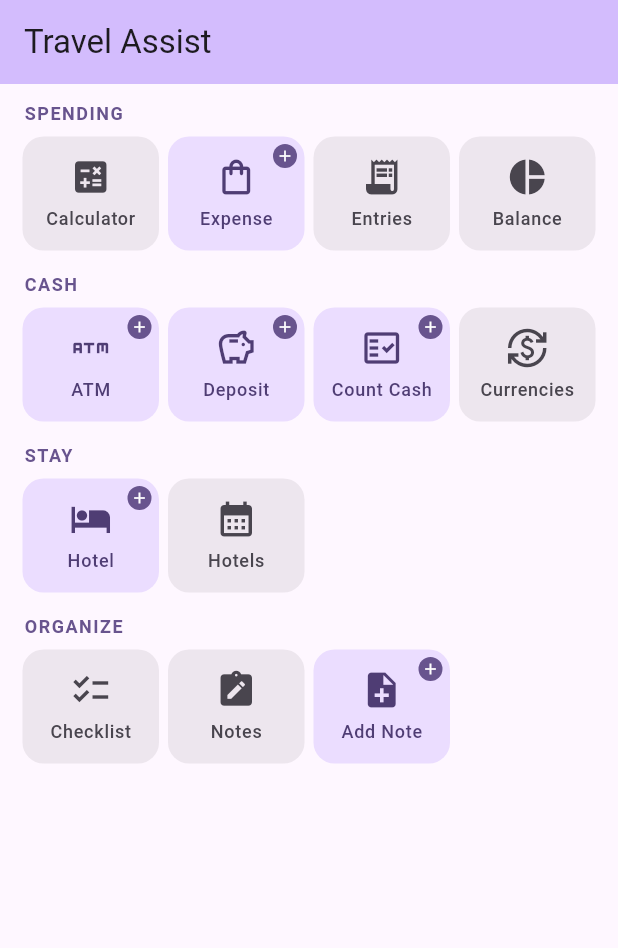
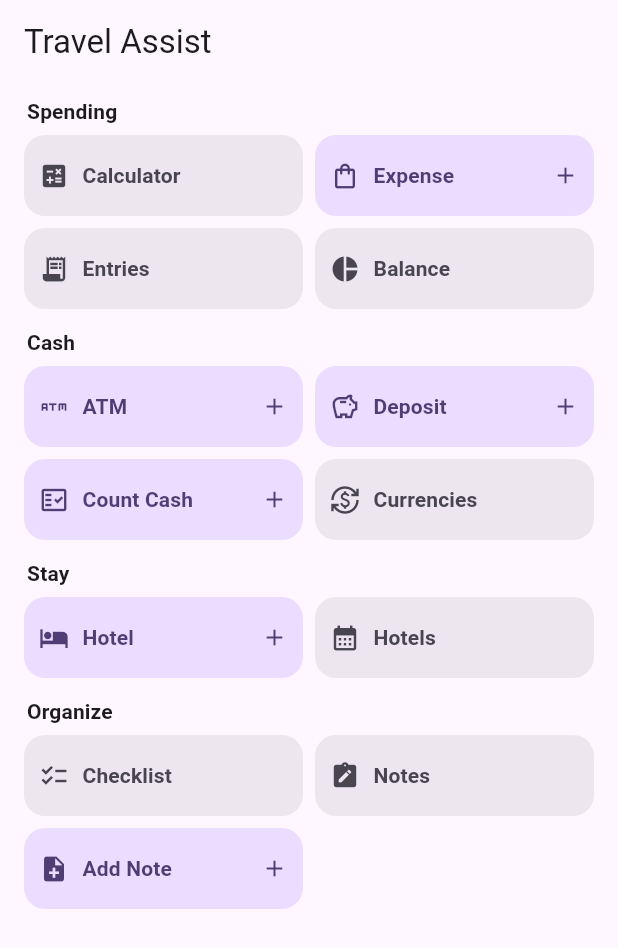
Before and after one commit to snst/travelassist3, a Flutter app: the screen it shows after launch, on a phone screen of 412 x 824 dp. Shown: the top 948 px of the screen. Run offline on Flutter 3.47's test engine with Material 3 defaults, Android fonts, the light colour scheme and no system bars; our stand-ins replace drift, drift_flutter, geolocator; accounts and stored records are empty; generated files the repository leaves out were written again.

Commit message:
home page

```diff
--- a/lib/screens/home_page.dart
+++ b/lib/screens/home_page.dart
@@ -69,20 +69,27 @@ class HomePage extends StatelessWidget {
 
   @override
   Widget build(BuildContext context) {
+    final scheme = Theme.of(context).colorScheme;
     return Scaffold(
       appBar: AppBar(
         title: Text(title),
-        backgroundColor: Theme.of(context).colorScheme.inversePrimary,
+        backgroundColor: scheme.surface,
       ),
       body: SafeArea(
+        child: Align(
+          alignment: Alignment.topCenter,
+          child: ConstrainedBox(
+            constraints: const BoxConstraints(maxWidth: 1040),
             child: SingleChildScrollView(
-          padding: const EdgeInsets.fromLTRB(12, 8, 12, 12),
+              padding: const EdgeInsets.fromLTRB(16, 8, 16, 12),
               child: Column(
                 crossAxisAlignment: CrossAxisAlignment.start,
                 children: [
                   for (final group in _groups)
                     _GroupSection(group: group, database: database),
                 ],
+              ),
+            ),
           ),
         ),
       ),
@@ -98,42 +105,52 @@ class _GroupSection extends StatelessWidget {
 
   @override
   Widget build(BuildContext context) {
-    final scheme = Theme.of(context).colorScheme;
     return Padding(
-      padding: const EdgeInsets.only(bottom: 8),
-      child: Column(
+      padding: const EdgeInsets.only(bottom: 12),
+      child: LayoutBuilder(
+        builder: (context, constraints) {
+          final columns = constraints.maxWidth < 520
+              ? 2
+              : constraints.maxWidth < 820
+                  ? 3
+                  : 4;
+          return Column(
             crossAxisAlignment: CrossAxisAlignment.start,
             children: [
               Padding(
-            padding: const EdgeInsets.fromLTRB(4, 4, 4, 4),
+                padding: const EdgeInsets.only(left: 2, bottom: 6),
                 child: Text(
-              group.title.toUpperCase(),
-              style: Theme.of(context).textTheme.labelMedium?.copyWith(
-                    color: scheme.primary,
-                    fontWeight: FontWeight.bold,
-                    letterSpacing: 1,
+                  group.title,
+                  style: Theme.of(context).textTheme.titleSmall?.copyWith(
+                        fontWeight: FontWeight.w600,
                       ),
                 ),
               ),
-          Row(
-            children: [
-              for (var i = 0; i < _columns; i++)
-                Expanded(
-                  child: i < group.features.length
-                      ? _FeatureCard(
-                          feature: group.features[i],
+              GridView.builder(
+                itemCount: group.features.length,
+                shrinkWrap: true,
+                physics: const NeverScrollableScrollPhysics(),
+                gridDelegate: SliverGridDelegateWithFixedCrossAxisCount(
+                  crossAxisCount: columns,
+                  mainAxisSpacing: 8,
+                  crossAxisSpacing: 8,
+                  mainAxisExtent: 54,
+                ),
+                itemBuilder: (context, index) {
+                  final feature = group.features[index];
+                  return _FeatureCard(
+                    feature: feature,
                     onTap: () => Navigator.of(context).push(
                       MaterialPageRoute(
-                              builder: (_) =>
-                                  group.features[i].builder(database),
+                        builder: (_) => feature.builder(database),
                       ),
                     ),
-                        )
-                      : const SizedBox.shrink(),
+                  );
+                },
               ),
             ],
-          ),
-        ],
+          );
+        },
       ),
     );
   }
@@ -154,48 +171,34 @@ class _FeatureCard extends StatelessWidget {
     final foreground =
         isAdd ? scheme.onPrimaryContainer : scheme.onSurfaceVariant;
     return Card(
-      margin: const EdgeInsets.all(3),
+      margin: EdgeInsets.zero,
       clipBehavior: Clip.antiAlias,
       elevation: 0,
       color: background,
       shape: RoundedRectangleBorder(borderRadius: BorderRadius.circular(14)),
       child: InkWell(
         onTap: onTap,
-        child: SizedBox(
-          height: 76,
-          child: Stack(
+        child: Padding(
+          padding: const EdgeInsets.symmetric(horizontal: 10),
+          child: Row(
             children: [
-              Center(
-                child: Column(
-                  mainAxisSize: MainAxisSize.min,
-                  children: [
-                    Icon(feature.icon, size: 28, color: foreground),
-                    const SizedBox(height: 6),
-                    Text(
+              Icon(feature.icon, color: foreground, size: 20),
+              const SizedBox(width: 9),
+              Expanded(
+                child: Text(
                   feature.label,
                   maxLines: 1,
                   overflow: TextOverflow.ellipsis,
-                      style: Theme.of(context)
-                          .textTheme
-                          .labelMedium
-                          ?.copyWith(color: foreground),
+                  style: Theme.of(context).textTheme.labelLarge?.copyWith(
+                        color: foreground,
+                        fontWeight: FontWeight.w600,
                       ),
-                  ],
                 ),
               ),
               if (isAdd)
-                Positioned(
-                  top: 5,
-                  right: 5,
-                  child: Container(
-                    width: 16,
-                    height: 16,
-                    decoration: BoxDecoration(
-                      color: scheme.primary,
-                      shape: BoxShape.circle,
-                    ),
-                    child: Icon(Icons.add, size: 12, color: scheme.onPrimary),
-                  ),
+                Padding(
+                  padding: const EdgeInsets.only(left: 4),
+                  child: Icon(Icons.add, color: foreground, size: 18),
                 ),
             ],
           ),
```
Lines whose indentation alone changed are shown as unchanged.
